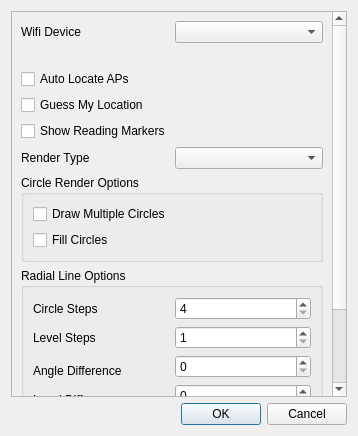
The window that OptionsDialog.ui (supercheetah/wifisigmap) describes before a commit, drawn with Qt 5.
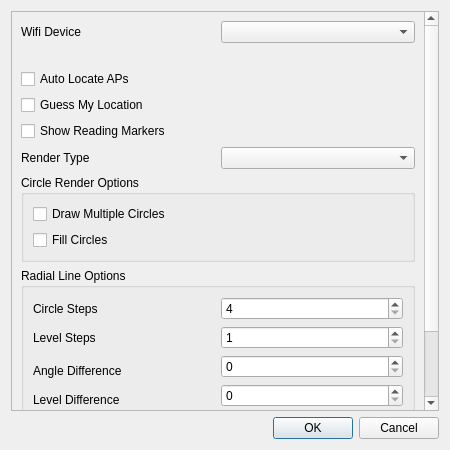
The same window after the commit.

Commit message: Larger options dialog

Patch:
```diff
--- a/OptionsDialog.ui
+++ b/OptionsDialog.ui
@@ -6,8 +6,8 @@
    <rect>
     <x>0</x>
     <y>0</y>
-    <width>358</width>
-    <height>436</height>
+    <width>450</width>
+    <height>450</height>
    </rect>
   </property>
   <property name="windowTitle">
```
The commit also changes 5 other files.
